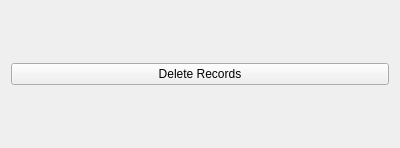
Above: src/frontend/LinkRecordsWidget.ui from Xaempel/CoolYoutubeDownloader before the change. Below: the same form after it.
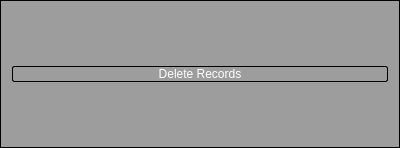
That is the form after the change.

Commit message: <Feature>: Probably This is last commit for some time. I added all things that I wanted so I dont have a job for now -- Added styles into the project

```diff
--- a/src/frontend/LinkRecordsWidget.ui
+++ b/src/frontend/LinkRecordsWidget.ui
@@ -13,6 +13,27 @@
   <property name="windowTitle">
    <string>Records</string>
   </property>
+  <property name="styleSheet">
+   <string notr="true">QPushButton {
+    background-color: white;
+    border-radius: 2px;
+    border: 2px solid rgb(0, 0, 0);
+}
+
+QWidget{
+	background-color: rgb(157, 157, 157);
+	color: rgb(255, 255, 255);
+	border: 1px solid rgb(0, 0, 0);
+}
+
+QPushButton:hover{
+	background-color: rgb(207, 255, 185);
+	border-radius: 2px;
+	color: black;
+}
+
+</string>
+  </property>
   <property name="frameShadow">
    <enum>QFrame::Shadow::Plain</enum>
   </property>
```
The commit also changes 2 other files.
